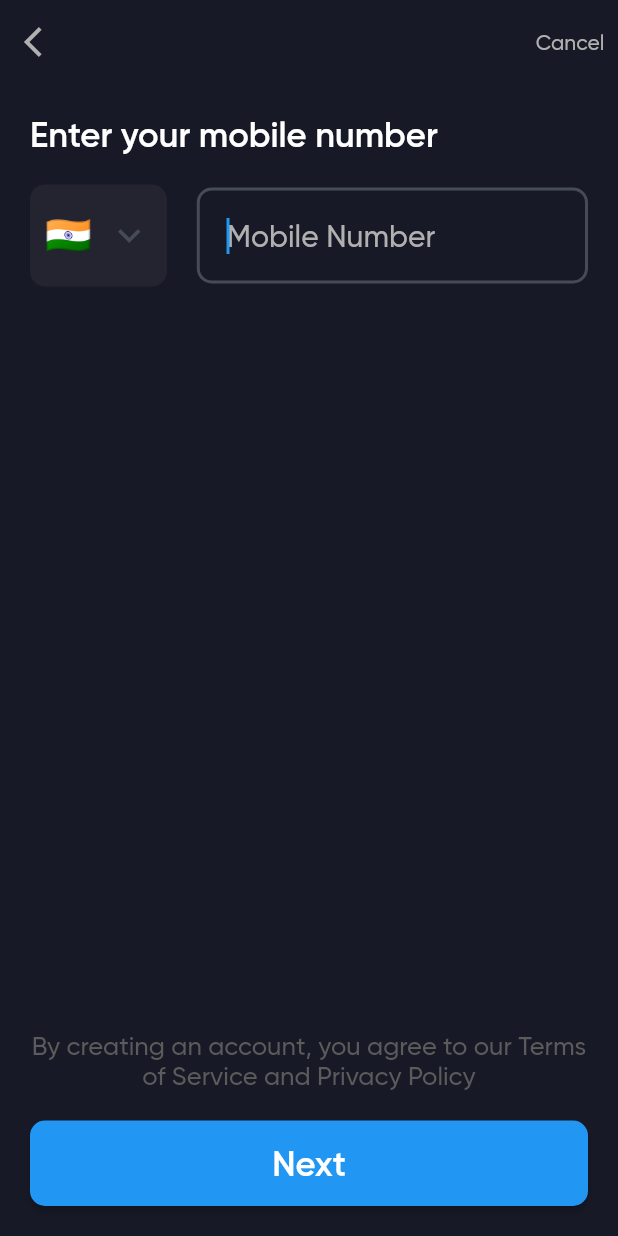
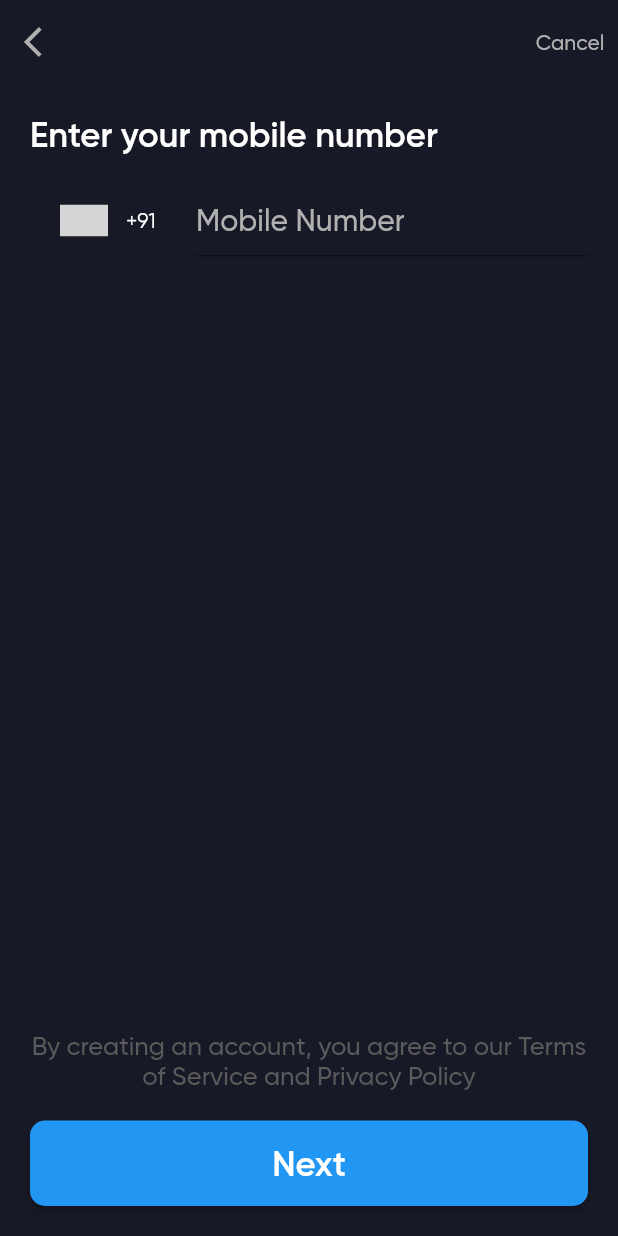
Before and after one commit to nitin-787/PhoneAuthFirebase, a Flutter app: the AuthScreen screen opened directly, on a phone screen of 412 x 824 dp. Run offline on Flutter 3.47's test engine with Material 2 defaults, Android fonts, the phone set to English and light mode, and no system bars; drawn by our look-alikes of intl_phone_number_input; grey boxes are pictures that could not be loaded.

Commit message:
update: authScreen - added bottom sheet for with more countries options

```diff
--- a/lib/main.dart
+++ b/lib/main.dart
@@ -18,7 +18,7 @@ class MyApp extends StatelessWidget {
         primarySwatch: Colors.blue,
         fontFamily: 'Gilroy',
       ),
-      home: const OtpScreen(),
+      home: const AuthScreen(),
     );
   }
 }
--- a/lib/views/auth_screen.dart
+++ b/lib/views/auth_screen.dart
@@ -1,4 +1,5 @@
 import 'package:flutter/material.dart';
+import 'package:intl_phone_number_input/intl_phone_number_input.dart';
 import 'package:phone_auth/views/otp_screen.dart';
 
 // Define a list of country names and flags
@@ -90,97 +91,123 @@ class _AuthScreenState extends State<AuthScreen> {
                 ),
               ),
               const SizedBox(height: 20),
-              Row(
-                children: [
-                  Container(
-                    padding: const EdgeInsets.all(10),
-                    decoration: BoxDecoration(
-                      color: const Color(0xff242430),
-                      borderRadius: BorderRadius.circular(10),
-                    ),
-                    child: DropdownButtonHideUnderline(
-                      child: DropdownButton<String>(
-                        dropdownColor: const Color(0xff242430),
-                        value: selectedCountry,
-                        icon: const Icon(
-                          size: 30,
-                          Icons.keyboard_arrow_down,
-                          color: Color(0xff464c56),
-                        ),
-                        iconSize: 24,
-                        onChanged: (String? newValue) {
-                          setState(() {
-                            selectedCountry = newValue!;
-                            selectedFlag = flags[countries.indexOf(newValue)];
-                          });
-                        },
-                        items: countries
-                            .map<DropdownMenuItem<String>>((String value) {
-                          return DropdownMenuItem<String>(
-                            value: value,
-                            child: Row(
-                              children: [
-                                Text(
-                                  flags[countries.indexOf(value)],
-                                  style: const TextStyle(
-                                    fontSize: 25,
-                                    color: Colors.grey,
-                                  ),
-                                ),
-                                const SizedBox(width: 10),
-                              ],
-                            ),
-                          );
-                        }).toList(),
-                      ),
-                    ),
-                  ),
-                  const SizedBox(width: 20),
-                  Expanded(
-                    child: TextFormField(
-                      controller: _phoneController,
-                      enableSuggestions: false,
-                      autocorrect: false,
-                      autofocus: true,
-                      keyboardType: TextInputType.number,
-                      maxLength: 10,
-                      style: const TextStyle(
-                        fontSize: 21,
-                        color: Color(0xff464c56),
-                      ),
-                      decoration: const InputDecoration(
-                        fillColor: Color(0xff242430),
-                        contentPadding: EdgeInsets.all(20),
-                        counterText: '',
+              InternationalPhoneNumberInput(
+                inputDecoration: const InputDecoration(
                   hintText: 'Mobile Number',
                   hintStyle: TextStyle(
                     fontSize: 20,
                     fontWeight: FontWeight.w500,
                     color: Color(0xffB0B0B0),
                   ),
-                        focusedBorder: OutlineInputBorder(
-                          borderSide: BorderSide(
-                            color: Color(0xff464c56),
-                            width: 2.0,
                 ),
-                          borderRadius: BorderRadius.all(
-                            Radius.circular(10),
+                onInputChanged: (PhoneNumber number) {},
+                onInputValidated: (bool value) {},
+                selectorConfig: const SelectorConfig(
+                  selectorType: PhoneInputSelectorType.BOTTOM_SHEET,
                 ),
+                ignoreBlank: false,
+                autoValidateMode: AutovalidateMode.disabled,
+                selectorTextStyle: const TextStyle(color: Colors.white),
+                initialValue: PhoneNumber(isoCode: 'IN'),
+                textFieldController: _phoneController,
+                formatInput: false,
+                keyboardType: const TextInputType.numberWithOptions(
+                  signed: true,
+                  decimal: true,
                 ),
-                        enabledBorder: OutlineInputBorder(
-                          borderSide: BorderSide(
-                            color: Color(0xff464c56),
-                            width: 2.0,
+                onSaved: (PhoneNumber number) {},
               ),
-                          borderRadius: BorderRadius.all(
-                            Radius.circular(10),
-                          ),
-                        ),
-                      ),
-                    ),
-                  ),
-                ],
-              ),
+              // Row(
+              //   children: [
+              //     Container(
+              //       padding: const EdgeInsets.all(10),
+              //       decoration: BoxDecoration(
+              //         color: const Color(0xff242430),
+              //         borderRadius: BorderRadius.circular(10),
+              //       ),
+              //       child: DropdownButtonHideUnderline(
+              //         child: DropdownButton<String>(
+              //           dropdownColor: const Color(0xff242430),
+              //           value: selectedCountry,
+              //           icon: const Icon(
+              //             size: 30,
+              //             Icons.keyboard_arrow_down,
+              //             color: Color(0xff464c56),
+              //           ),
+              //           iconSize: 24,
+              //           onChanged: (String? newValue) {
+              //             setState(() {
+              //               selectedCountry = newValue!;
+              //               selectedFlag = flags[countries.indexOf(newValue)];
+              //             });
+              //           },
+              //           items: countries
+              //               .map<DropdownMenuItem<String>>((String value) {
+              //             return DropdownMenuItem<String>(
+              //               value: value,
+              //               child: Row(
+              //                 children: [
+              //                   Text(
+              //                     flags[countries.indexOf(value)],
+              //                     style: const TextStyle(
+              //                       fontSize: 25,
+              //                       color: Colors.grey,
+              //                     ),
+              //                   ),
+              //                   const SizedBox(width: 10),
+              //                 ],
+              //               ),
+              //             );
+              //           }).toList(),
+              //         ),
+              //       ),
+              //     ),
+              //     const SizedBox(width: 20),
+              //     // Expanded(
+              //     //   child: TextFormField(
+              //     //     controller: _phoneController,
+              //     //     enableSuggestions: false,
+              //     //     autocorrect: false,
+              //     //     autofocus: true,
+              //     //     keyboardType: TextInputType.number,
+              //     //     maxLength: 10,
+              //     //     style: const TextStyle(
+              //     //       fontSize: 21,
+              //     //       color: Color(0xff464c56),
+              //     //     ),
+              //     //     decoration: const InputDecoration(
+              //     //       fillColor: Color(0xff242430),
+              //     //       contentPadding: EdgeInsets.all(20),
+              //     //       counterText: '',
+              //     //       hintText: 'Mobile Number',
+              //     //       hintStyle: TextStyle(
+              //     //         fontSize: 20,
+              //     //         fontWeight: FontWeight.w500,
+              //     //         color: Color(0xffB0B0B0),
+              //     //       ),
+              //     //       focusedBorder: OutlineInputBorder(
+              //     //         borderSide: BorderSide(
+              //     //           color: Color(0xff464c56),
+              //     //           width: 2.0,
+              //     //         ),
+              //     //         borderRadius: BorderRadius.all(
+              //     //           Radius.circular(10),
+              //     //         ),
+              //     //       ),
+              //     //       enabledBorder: OutlineInputBorder(
+              //     //         borderSide: BorderSide(
+              //     //           color: Color(0xff464c56),
+              //     //           width: 2.0,
+              //     //         ),
+              //     //         borderRadius: BorderRadius.all(
+              //     //           Radius.circular(10),
+              //     //         ),
+              //     //       ),
+              //     //     ),
+              //     //   ),
+              //     // ),
+              //   ],
+              // ),
               const Spacer(),
               const Text(
                 'By creating an account, you agree to our Terms of Service and Privacy Policy',
--- a/pubspec.yaml
+++ b/pubspec.yaml
@@ -36,6 +36,7 @@ dependencies:
   # Use with the CupertinoIcons class for iOS style icons.
   cupertino_icons: ^1.0.2
   google_fonts: ^3.0.1
+  intl_phone_number_input: ^0.7.1
 
 dev_dependencies:
   flutter_test:
```
Also changed, not shown: pubspec.lock. Lines whose indentation alone changed are shown as unchanged.
